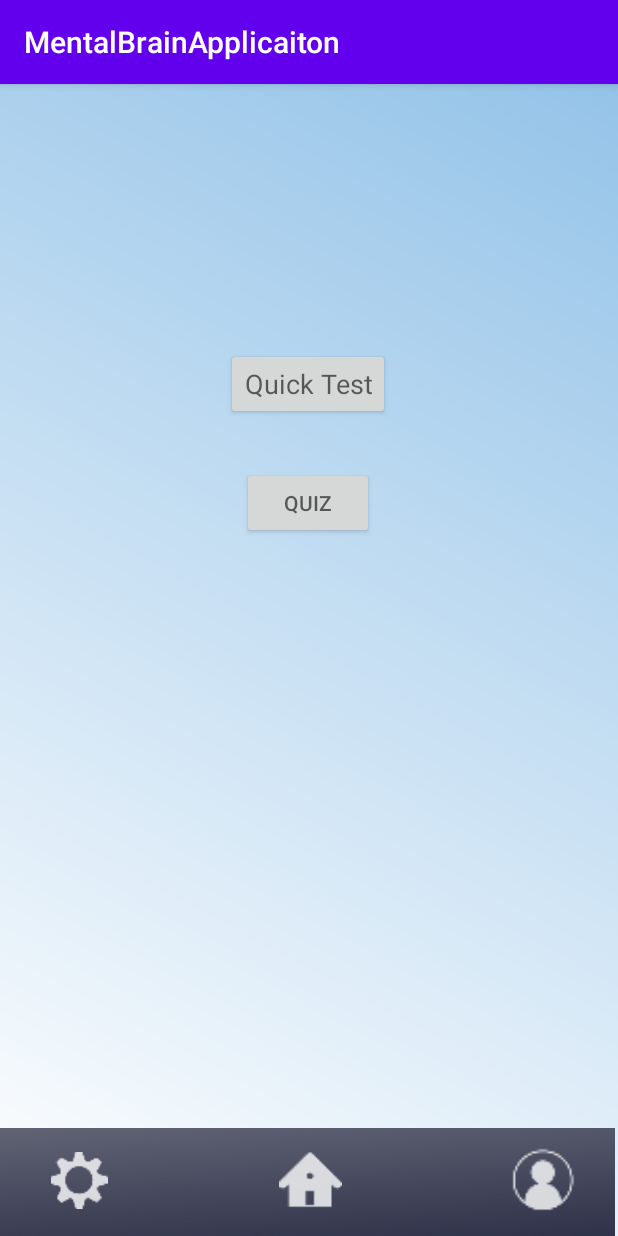
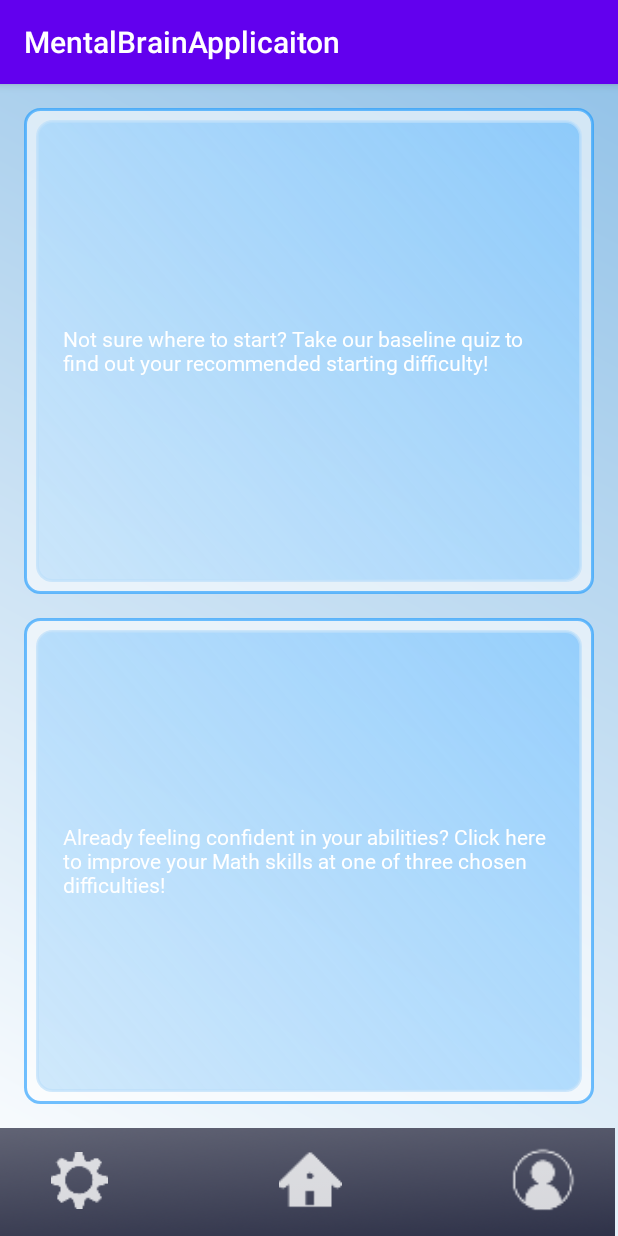
Before and after one commit to 57spvqas/Mobile-App-Group4, an Android app: the MathsScreen screen opened directly, with no data from a screen before it, on a phone screen of 412 x 824 dp. Run offline under Robolectric (Android 15) with nearby library versions, the phone set to English and light mode, and no system bars; Roboto replaces fonts that are not available here.

Commit message:
Updated Math buttons
- Math Quiz buttons now match main menu

```diff
--- a/MentalBrainApplication1.9/app/src/main/res/layout/activity_maths_screen.xml
+++ b/MentalBrainApplication1.9/app/src/main/res/layout/activity_maths_screen.xml
@@ -8,6 +8,38 @@
     android:hapticFeedbackEnabled="false"
     tools:context=".MainActivity">
 
+    <ImageView
+        android:id="@+id/imageView7"
+        android:layout_width="0dp"
+        android:layout_height="0dp"
+        android:layout_marginStart="16dp"
+        android:layout_marginLeft="16dp"
+        android:layout_marginTop="16dp"
+        android:layout_marginEnd="16dp"
+        android:layout_marginRight="16dp"
+        android:background="@drawable/textview_border3"
+        app:layout_constraintBottom_toTopOf="@+id/imageView9"
+        app:layout_constraintEnd_toEndOf="parent"
+        app:layout_constraintStart_toStartOf="parent"
+        app:layout_constraintTop_toTopOf="parent" />
+
+    <ImageView
+        android:id="@+id/imageView9"
+        android:layout_width="0dp"
+        android:layout_height="0dp"
+        android:layout_marginStart="16dp"
+        android:layout_marginLeft="16dp"
+        android:layout_marginTop="16dp"
+        android:layout_marginEnd="16dp"
+        android:layout_marginRight="16dp"
+        android:layout_marginBottom="16dp"
+        android:background="@drawable/textview_border3"
+        app:layout_constraintBottom_toTopOf="@+id/view"
+        app:layout_constraintEnd_toEndOf="parent"
+        app:layout_constraintHorizontal_bias="0.0"
+        app:layout_constraintStart_toStartOf="parent"
+        app:layout_constraintTop_toBottomOf="@+id/imageView7" />
+
     <View
         android:id="@+id/view"
         android:layout_width="410dp"
@@ -17,6 +49,40 @@
         app:layout_constraintEnd_toEndOf="parent"
         app:layout_constraintHorizontal_bias="0.0"
         app:layout_constraintStart_toStartOf="parent" />
+
+    <ImageView
+        android:id="@+id/imageView10"
+        android:layout_width="0dp"
+        android:layout_height="0dp"
+        android:layout_marginStart="8dp"
+        android:layout_marginLeft="8dp"
+        android:layout_marginTop="8dp"
+        android:layout_marginEnd="8dp"
+        android:layout_marginRight="8dp"
+        android:layout_marginBottom="8dp"
+        android:background="@drawable/textview_border2"
+        app:layout_constraintBottom_toBottomOf="@+id/imageView7"
+        app:layout_constraintEnd_toEndOf="@+id/imageView7"
+        app:layout_constraintHorizontal_bias="1.0"
+        app:layout_constraintStart_toStartOf="@+id/imageView7"
+        app:layout_constraintTop_toTopOf="@+id/imageView7"
+        app:layout_constraintVertical_bias="1.0" />
+
+    <ImageView
+        android:id="@+id/imageView11"
+        android:layout_width="0dp"
+        android:layout_height="0dp"
+        android:layout_marginStart="8dp"
+        android:layout_marginLeft="8dp"
+        android:layout_marginTop="8dp"
+        android:layout_marginEnd="8dp"
+        android:layout_marginRight="8dp"
+        android:layout_marginBottom="8dp"
+        android:background="@drawable/textview_border2"
+        app:layout_constraintBottom_toBottomOf="@+id/imageView9"
+        app:layout_constraintEnd_toEndOf="@+id/imageView9"
+        app:layout_constraintStart_toStartOf="@+id/imageView9"
+        app:layout_constraintTop_toTopOf="@+id/imageView9" />
 
     <ImageButton
         android:id="@+id/imageButton"
@@ -43,36 +109,6 @@
         app:layout_constraintEnd_toStartOf="@+id/imageButton" />
 
 
-    <Button
-        android:id="@+id/btnMaths"
-        android:layout_width="wrap_content"
-        android:layout_height="0dp"
-        android:layout_marginTop="176dp"
-        android:fontFamily="sans-serif"
-        android:onClick="openMentalMaths"
-        android:text="@string/mathstest"
-        android:textAllCaps="false"
-        android:textAppearance="@style/TextAppearance.AppCompat.Medium"
-        app:layout_constraintEnd_toEndOf="parent"
-        app:layout_constraintHorizontal_bias="0.498"
-        app:layout_constraintStart_toStartOf="parent"
-        app:layout_constraintTop_toTopOf="parent" />
-
-    <Button
-        android:id="@+id/btnMathsQuiz"
-        android:layout_width="wrap_content"
-        android:layout_height="wrap_content"
-        android:layout_marginTop="24dp"
-        android:onClick="openMathsQuiz"
-        android:text="@string/mathsquiz"
-        android:textColor="?android:attr/textColorSecondary"
-        app:layout_constraintBottom_toTopOf="@+id/view"
-        app:layout_constraintEnd_toEndOf="parent"
-        app:layout_constraintHorizontal_bias="0.498"
-        app:layout_constraintStart_toStartOf="parent"
-        app:layout_constraintTop_toBottomOf="@+id/btnMaths"
-        app:layout_constraintVertical_bias="0.019" />
-
     <ImageButton
         android:id="@+id/imageButton21"
         android:layout_width="38dp"
@@ -85,4 +121,54 @@
         app:layout_constraintBottom_toBottomOf="parent"
         app:layout_constraintStart_toStartOf="parent" />
 
+    <ImageButton
+        android:id="@+id/imageButton37"
+        android:layout_width="0dp"
+        android:layout_height="0dp"
+        android:background="#00000000"
+        android:scaleType="centerInside"
+        app:layout_constraintBottom_toBottomOf="@+id/imageView9"
+        app:layout_constraintEnd_toEndOf="@+id/imageView11"
+        app:layout_constraintHorizontal_bias="0.0"
+        app:layout_constraintStart_toStartOf="@+id/imageView9"
+        app:layout_constraintTop_toTopOf="@+id/imageView9"
+        app:layout_constraintVertical_bias="0.0" />
+
+    <ImageButton
+        android:id="@+id/imageButton32"
+        android:layout_width="0dp"
+        android:layout_height="0dp"
+        android:background="#00000000"
+        android:scaleType="centerInside"
+        app:layout_constraintBottom_toBottomOf="@+id/imageView7"
+        app:layout_constraintEnd_toEndOf="@+id/imageView7"
+        app:layout_constraintStart_toStartOf="@+id/imageView7"
+        app:layout_constraintTop_toTopOf="@+id/imageView7" />
+
+    <TextView
+        android:id="@+id/textView25"
+        android:layout_width="328dp"
+        android:layout_height="wrap_content"
+        android:fontFamily="@font/cabin_condensed_medium"
+        android:text="@string/baseline_quiz"
+        android:textAllCaps="false"
+        android:textColor="#FFFFFF"
+        app:layout_constraintBottom_toBottomOf="@+id/imageView10"
+        app:layout_constraintEnd_toEndOf="@+id/imageView10"
+        app:layout_constraintStart_toStartOf="@+id/imageView10"
+        app:layout_constraintTop_toTopOf="@+id/imageView10" />
+
+    <TextView
+        android:id="@+id/textView23"
+        android:layout_width="328dp"
+        android:layout_height="wrap_content"
+        android:fontFamily="@font/cabin_condensed_medium"
+        android:text="@string/improve_skill_quizes"
+        android:textAllCaps="false"
+        android:textColor="#FFFFFF"
+        app:layout_constraintBottom_toBottomOf="@+id/imageView11"
+        app:layout_constraintEnd_toEndOf="@+id/imageView11"
+        app:layout_constraintStart_toStartOf="@+id/imageView11"
+        app:layout_constraintTop_toTopOf="@+id/imageView11" />
+
 </androidx.constraintlayout.widget.ConstraintLayout>
--- a/MentalBrainApplication1.9/app/src/main/res/values/strings.xml
+++ b/MentalBrainApplication1.9/app/src/main/res/values/strings.xml
@@ -35,6 +35,8 @@
     <string name="logout">Logout</string>
     <string name="TextView_question_number">Question number:</string>
     <string name="na">n/a</string>
+    <string name="baseline_quiz">Not sure where to start? Take our baseline quiz to find out your recommended starting difficulty!</string>
+    <string name="improve_skill_quizes">Already feeling confident in your abilities? Click here to improve your Math skills at one of three chosen difficulties!</string>
 
 
 
```
